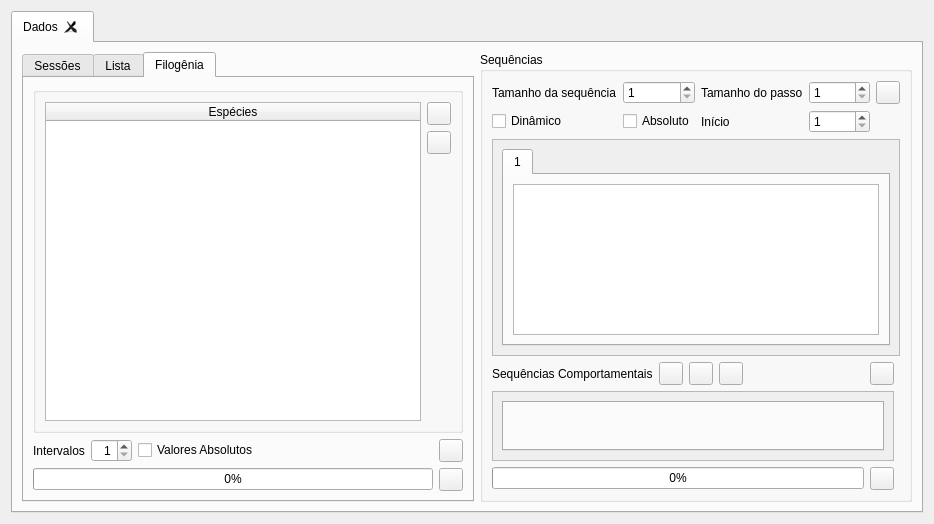
Before: the Qt Designer form Analysis/analysis.ui in gavaza/pacca, drawn with Qt 5.
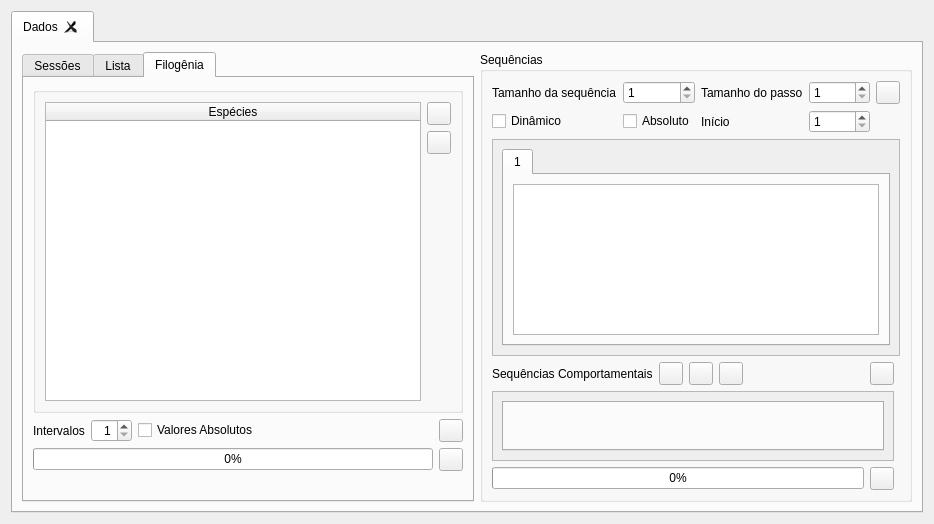
After: the same form once the commit is applied. The open tabs and pages were chosen to show the change. Icons and pictures are not drawn.

Commit message: Modificando bootstrap para o uso com indiceis pre-calculados ou não. Adequando o preparePhylogenetic para o novo formato do StatisticMap. Pequena alteração na ui com objetivo de prover mais informação sobre o progresso

```diff
--- a/Analysis/analysis.ui
+++ b/Analysis/analysis.ui
@@ -685,15 +685,15 @@
             </layout>
            </item>
            <item row="2" column="0" colspan="3">
-            <layout class="QHBoxLayout" name="horizontalLayout_4">
-             <item>
+            <layout class="QGridLayout" name="gridLayout_14">
+             <item row="0" column="0">
               <widget class="QProgressBar" name="progressPhylo">
                <property name="value">
                 <number>0</number>
                </property>
               </widget>
              </item>
-             <item>
+             <item row="0" column="1">
               <widget class="QToolButton" name="stopMtx">
                <property name="text">
                 <string/>
@@ -704,6 +704,13 @@
                </property>
               </widget>
              </item>
+             <item row="1" column="0">
+              <widget class="QLabel" name="label_phylo">
+               <property name="text">
+                <string/>
+               </property>
+              </widget>
+             </item>
             </layout>
            </item>
           </layout>
```
The commit also changes 5 other files.
